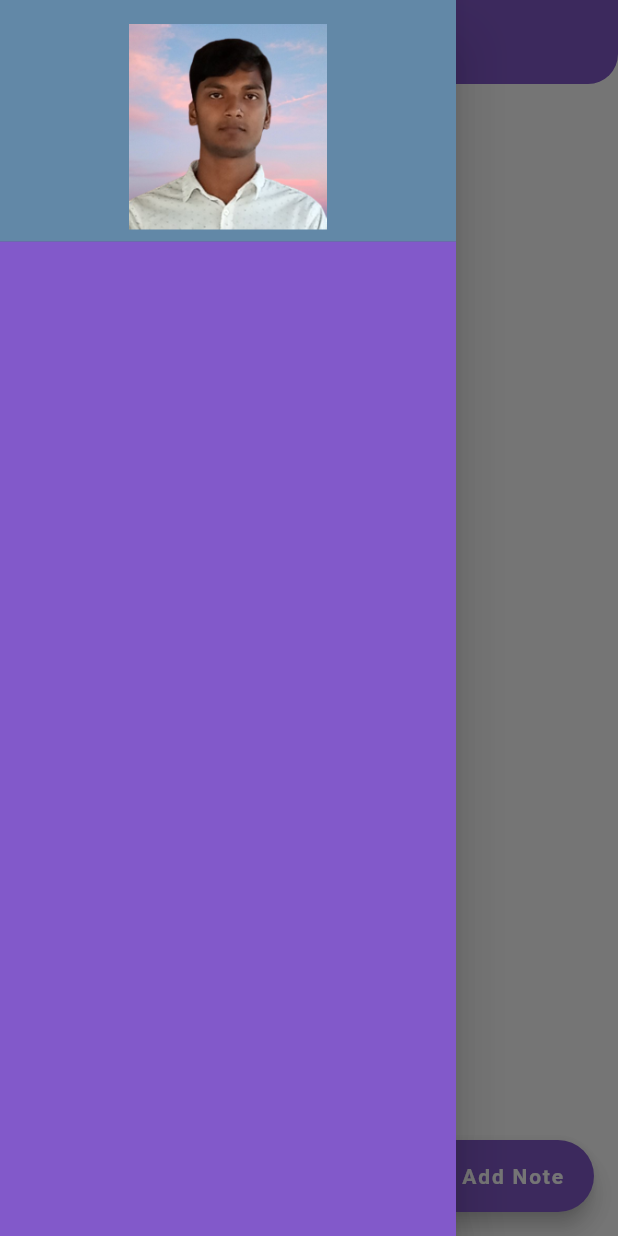
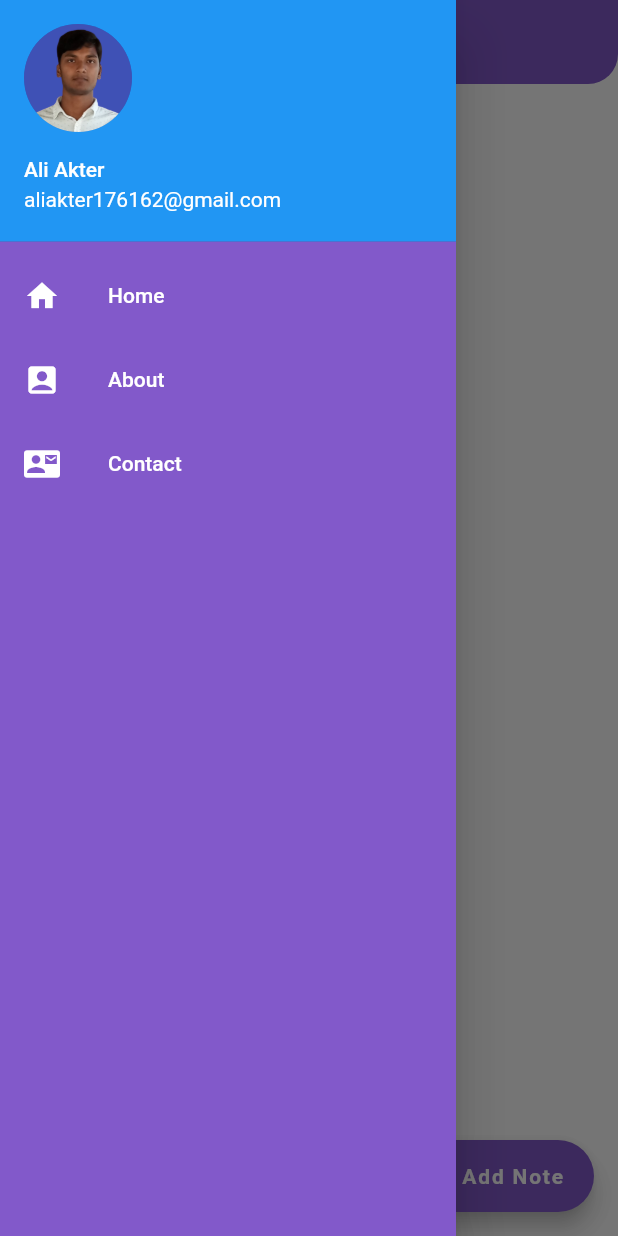
Before and after one commit to aliakter/todo_app_firebase, a Flutter app: the screen it shows after launch, with the side drawer open, on a phone screen of 412 x 824 dp. Run offline on Flutter 3.47's test engine with Material 2 defaults, Android fonts, the phone set to English and light mode, and no system bars; our stand-ins replace cloud_firestore, firebase_core, google_fonts; accounts and stored records are empty.

Commit message:
file add and change .

```diff
--- a/lib/screen/drawer.dart
+++ b/lib/screen/drawer.dart
@@ -1,6 +1,9 @@
 // ignore_for_file: prefer_const_constructors, prefer_const_literals_to_create_immutables, avoid_unnecessary_containers, sized_box_for_whitespace, sort_child_properties_last
 
 import 'package:flutter/material.dart';
+import 'package:todo_app_firebase/page/about.dart';
+import 'package:todo_app_firebase/page/contact.dart';
+import 'package:todo_app_firebase/screen/home_screen.dart';
 import 'package:todo_app_firebase/style/app_style.dart';
 
 class NavigationDrawerWidget extends StatelessWidget {
@@ -11,22 +14,50 @@ class NavigationDrawerWidget extends StatelessWidget {
     return Drawer(
       backgroundColor: AppStyle.appColors,
       child: ListView(
+        padding: EdgeInsets.zero,
         children: [
-          DrawerHeader(
-            child: Container(
-              height: 20,
-              width: 40,
-              child: ClipRRect(
-                borderRadius: BorderRadius.circular(20),
-                child: Image.asset(
-                  'assets/images/removebg-preview.png',
-                ),
-              ),
-            ),
-            decoration: BoxDecoration(
-              color: Color.fromARGB(255, 98, 136, 167),
+          // DrawerHeader(
+          //   decoration: BoxDecoration(color: AppStyle.appColors),
+          //   child: CircleAvatar(
+          //     backgroundImage: AssetImage(
+          //       'assets/images/IMG_20211217_125612.png',
+          //     ),
+          //     // child: Image(
+          //     //     image: AssetImage('assets/images/IMG_20211217_125612.png')),
+          //   ),
+          // ),
+          UserAccountsDrawerHeader(
+            accountName: Text("Ali Akter"),
+            accountEmail: Text("aliakter176162@gmail.com"),
+            currentAccountPicture: CircleAvatar(
+              backgroundImage:
+                  AssetImage("assets/images/IMG_20211217_125612.png"),
             ),
           ),
+          ListTile(
+            leading: Icon(Icons.home, color: Colors.white),
+            title: Text("Home", style: TextStyle(color: Colors.white)),
+            onTap: () {
+              Navigator.push(context,
+                  MaterialPageRoute(builder: (context) => HomeScreen()));
+            },
+          ),
+          ListTile(
+            leading: Icon(Icons.account_box, color: Colors.white),
+            title: Text("About", style: TextStyle(color: Colors.white)),
+            onTap: () {
+              Navigator.push(
+                  context, MaterialPageRoute(builder: (context) => About()));
+            },
+          ),
+          ListTile(
+            leading: Icon(Icons.contact_mail, color: Colors.white),
+            title: Text("Contact", style: TextStyle(color: Colors.white)),
+            onTap: () {
+              Navigator.push(
+                  context, MaterialPageRoute(builder: (context) => Contact()));
+            },
+          )
         ],
       ),
     );
```
Also changed, not shown: lib/page/about.dart (added, +75 -0 lines), lib/page/contact.dart (added, +48 -0 lines).
